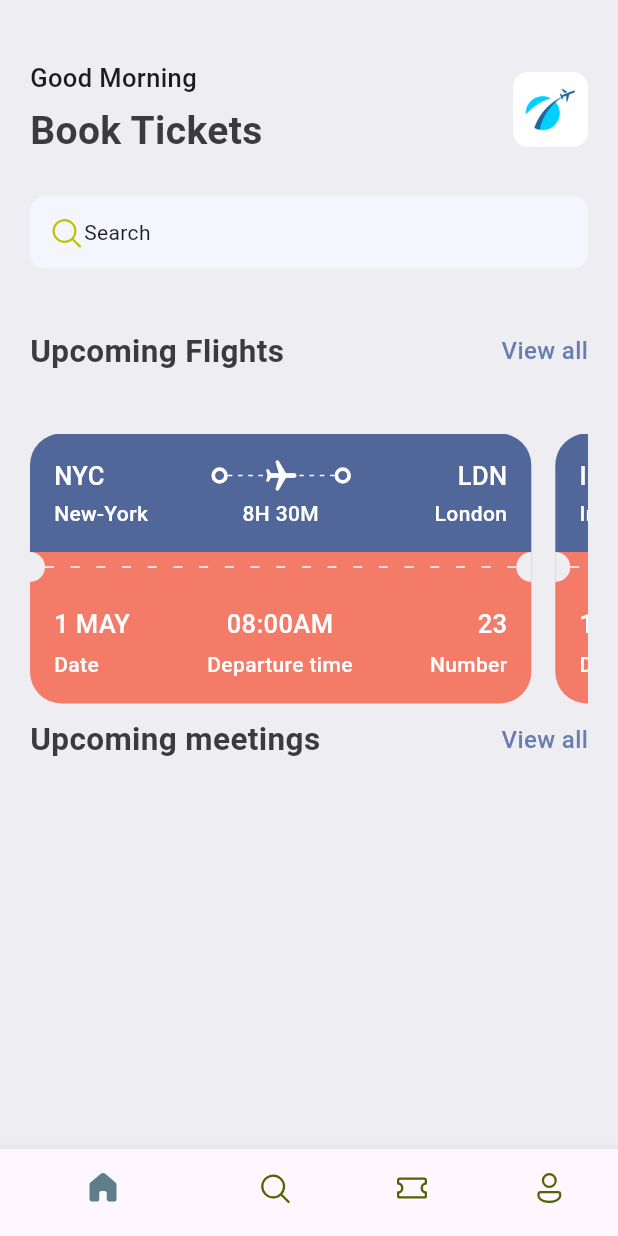
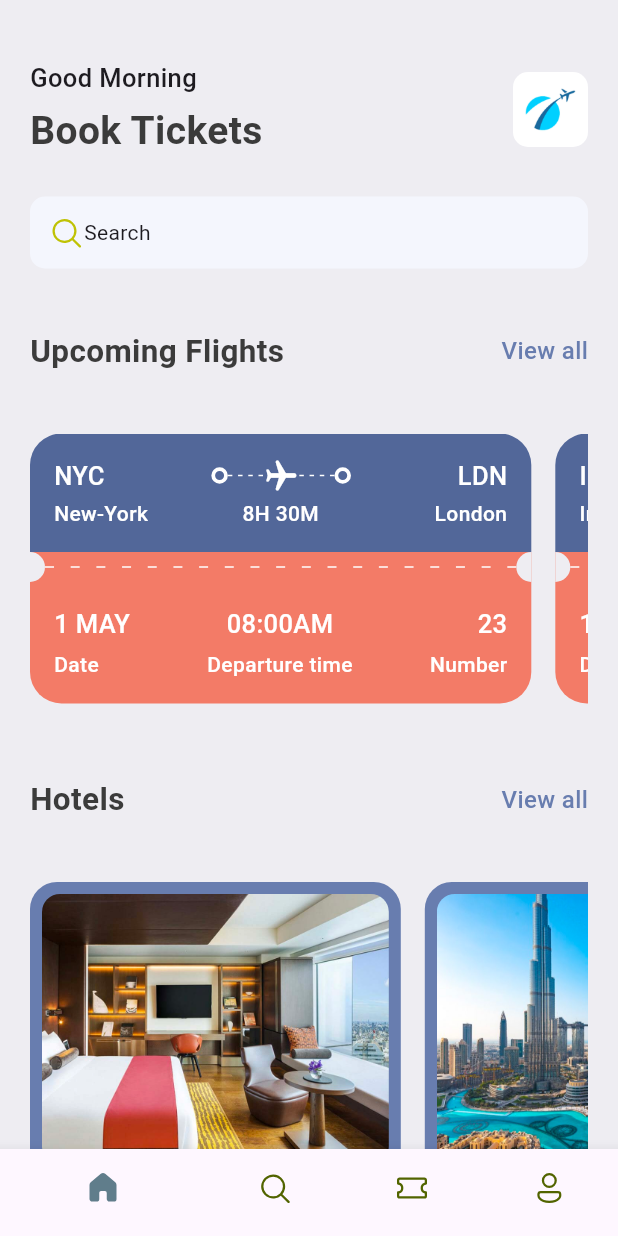
Before and after one commit to itsrinku18/ticket_app, a Flutter app: the screen it shows after launch, on a phone screen of 412 x 824 dp. Run offline on Flutter 3.47's test engine with Material 3 defaults, Android fonts, the phone set to English and light mode, and no system bars; our stand-ins replace fluentui_icons.

Commit message:
Home Screen work done

```diff
--- a/lib/base/bottom_nav_bar.dart
+++ b/lib/base/bottom_nav_bar.dart
@@ -1,6 +1,6 @@
 import 'package:fluentui_icons/fluentui_icons.dart';
 import 'package:flutter/material.dart';
-import 'package:ticket_app/screens/home_screen.dart';
+import 'package:ticket_app/screens/home/home_screen.dart';
 
 class BottomNavBar extends StatefulWidget {
   const BottomNavBar({super.key});
--- a/lib/base/res/media.dart
+++ b/lib/base/res/media.dart
@@ -1,4 +1,5 @@
 class AppMedia {
   static const _baseImage = "assets/images";
   static const logo = '$_baseImage/logo.png';
+  static const hotelRoom = '$_baseImage/hotel_room.png';
 }
--- a/lib/base/res/styles/app_styles.dart
+++ b/lib/base/res/styles/app_styles.dart
@@ -8,6 +8,8 @@ class AppStyles {
   static Color textColor = const Color(0xFF3b3b3b);
   static Color ticketBlue = const Color(0xFF526799);
   static Color ticketOrange = const Color(0xFFF37B67);
+  static Color kakiColor = const Color(0xFFd2bdb6);
+
 
   static TextStyle textStyle =
       TextStyle(fontSize: 16, color: textColor, fontWeight: FontWeight.w500);
--- a/lib/base/utils/all_json.dart
+++ b/lib/base/utils/all_json.dart
@@ -59,3 +59,27 @@ List<Map<String,dynamic>> ticketList = [
 
   },
 ];
+
+List<Map<String,dynamic>> hotelList = [
+  {
+    'image' : "hotel_room.png",
+    'place' : "Open Space",
+    'destination' : 'India',
+    'price' : '40'
+  },
+
+  {
+    'image' : "city_view.png",
+    'place' : "Global Hill",
+    'destination' : 'London',
+    'price' : '25'
+  },
+
+  {
+    'image' : "pool_view.png",
+    'place' : "Best pool ",
+    'destination' : 'Dubai',
+    'price' : '100'
+  },
+
+];
--- a/lib/base/widgets/app_double_text.dart
+++ b/lib/base/widgets/app_double_text.dart
@@ -1,7 +1,5 @@
-import 'package:flutter/cupertino.dart';
 import 'package:flutter/material.dart';
 import 'package:ticket_app/base/res/styles/app_styles.dart';
-import 'package:ticket_app/screens/all_tickets.dart';
 
 class AppDoubleText extends StatelessWidget {
   const AppDoubleText(
--- a/lib/main.dart
+++ b/lib/main.dart
@@ -1,6 +1,7 @@
 import 'package:flutter/material.dart';
 import 'package:ticket_app/base/bottom_nav_bar.dart';
-import 'package:ticket_app/screens/all_tickets.dart';
+import 'package:ticket_app/screens/home/all_hotels.dart';
+import 'package:ticket_app/screens/home/all_tickets.dart';
 
 void main() {
   runApp(const MyApp());
@@ -16,7 +17,8 @@ class MyApp extends StatelessWidget {
       // home: const BottomNavBar(),
       routes: {
         "/": (context) => const BottomNavBar(),
-        "/all_tickets": (context) => const AllTickets()
+        "/all_tickets": (context) => const AllTickets(),
+        "/all_hotels": (context) => const AllHotels()
       },
     );
   }
--- a/lib/screens/all_tickets.dart
+++ b/lib/screens/home/all_hotels.dart
@@ -1,31 +1,31 @@
 import 'package:flutter/material.dart';
 import 'package:ticket_app/base/utils/all_json.dart';
 import 'package:ticket_app/base/widgets/ticket_view.dart';
+import 'package:ticket_app/screens/home/widgets/hotel.dart';
 
-import '../base/res/styles/app_styles.dart';
+import '../../base/res/styles/app_styles.dart';
 
-class AllTickets extends StatelessWidget {
-  const AllTickets({super.key});
+class AllHotels extends StatelessWidget {
+  const AllHotels({super.key});
 
   @override
   Widget build(BuildContext context) {
     return Scaffold(
       backgroundColor: AppStyles.bgColor,
       appBar: AppBar(
-        title: const Text('All tickets'),
+        title: const Text('All hotels'),
         centerTitle: true,
       ),
       body: ListView(
         children: [
           SingleChildScrollView(
             child: Column(
-              children: ticketList
-                  .map((singleTicket) => Container(
-                      margin: const EdgeInsets.only(bottom: 20),
-                      child: TicketView(
-                        ticket: singleTicket,
-                        wholeScreen: true,
-                      )))
+              children: hotelList
+                  .map((singleHotel) => Container(
+                  margin: const EdgeInsets.only(bottom: 20),
+                  child: Hotel(
+                    hotel: singleHotel,
+                  )))
                   .toList(),
             ),
           )
--- /dev/null
+++ b/lib/screens/home/all_tickets.dart
@@ -0,0 +1,36 @@
+import 'package:flutter/material.dart';
+import 'package:ticket_app/base/utils/all_json.dart';
+import 'package:ticket_app/base/widgets/ticket_view.dart';
+
+import '../../base/res/styles/app_styles.dart';
+
+class AllTickets extends StatelessWidget {
+  const AllTickets({super.key});
+
+  @override
+  Widget build(BuildContext context) {
+    return Scaffold(
+      backgroundColor: AppStyles.bgColor,
+      appBar: AppBar(
+        title: const Text('All tickets'),
+        centerTitle: true,
+      ),
+      body: ListView(
+        children: [
+          SingleChildScrollView(
+            child: Column(
+              children: ticketList
+                  .map((singleTicket) => Container(
+                      margin: const EdgeInsets.only(bottom: 20),
+                      child: TicketView(
+                        ticket: singleTicket,
+                        wholeScreen: true,
+                      )))
+                  .toList(),
+            ),
+          )
+        ],
+      ),
+    );
+  }
+}
--- a/lib/screens/home_screen.dart
+++ b/lib/screens/home/home_screen.dart
@@ -2,11 +2,12 @@ import 'package:fluentui_icons/fluentui_icons.dart';
 import 'package:flutter/material.dart';
 import 'package:ticket_app/base/utils/app_routes.dart';
 import 'package:ticket_app/base/widgets/app_double_text.dart';
+import 'package:ticket_app/screens/home/widgets/hotel.dart';
 
-import '../base/res/media.dart';
-import '../base/res/styles/app_styles.dart';
-import '../base/utils/all_json.dart';
-import '../base/widgets/ticket_view.dart';
+import '../../base/res/media.dart';
+import '../../base/res/styles/app_styles.dart';
+import '../../base/utils/all_json.dart';
+import '../../base/widgets/ticket_view.dart';
 
 class HomeScreen extends StatelessWidget {
   const HomeScreen({super.key});
@@ -23,6 +24,7 @@ class HomeScreen extends StatelessWidget {
           Container(
             padding: const EdgeInsets.symmetric(horizontal: 20),
             child: Column(
+              crossAxisAlignment: CrossAxisAlignment.start,
               children: [
                 Row(
                   mainAxisAlignment: MainAxisAlignment.spaceBetween,
@@ -73,7 +75,8 @@ class HomeScreen extends StatelessWidget {
                 AppDoubleText(
                   bigText: 'Upcoming Flights',
                   smallText: 'View all',
-                  func: () => Navigator.pushNamed(context, AppRoutes.allTickets),
+                  func: () =>
+                      Navigator.pushNamed(context, AppRoutes.allTickets),
                 ),
                 const SizedBox(
                   height: 40,
@@ -89,13 +92,25 @@ class HomeScreen extends StatelessWidget {
                         .toList(),
                   ),
                 ),
+                const SizedBox(
+                  height: 40,
+                ),
                 AppDoubleText(
-                  bigText: 'Upcoming meetings',
+                  bigText: 'Hotels',
                   smallText: 'View all',
-                  func: () => Navigator.pushNamed(context, AppRoutes.allTickets),
+                  func: () => Navigator.pushNamed(context, AppRoutes.allHotels),
                 ),
-                const SizedBox(height: 40,),
-
+                const SizedBox(
+                  height: 40,
+                ),
+                SingleChildScrollView(
+                    scrollDirection: Axis.horizontal,
+                    child: Row(
+                      children: hotelList
+                          .take(2)
+                          .map((singleHotel) => Hotel(hotel: singleHotel))
+                          .toList(),
+                    )),
               ],
             ),
           ),
--- /dev/null
+++ b/lib/screens/home/widgets/hotel.dart
@@ -0,0 +1,72 @@
+import 'package:flutter/material.dart';
+import 'package:ticket_app/base/res/styles/app_styles.dart';
+
+class Hotel extends StatelessWidget {
+  final Map<String, dynamic> hotel;
+
+  const Hotel({super.key, required this.hotel});
+
+  @override
+  Widget build(BuildContext context) {
+    final size = MediaQuery.of(context).size;
+    return Container(
+      // to create a empty space used padding
+      padding: const EdgeInsets.all(8.0),
+      height: 350,
+      width: size.width * 0.6,
+      margin: const EdgeInsets.only(right: 16),
+      decoration: BoxDecoration(
+        color: AppStyles.primaryColor,
+        borderRadius: BorderRadius.circular(18),
+      ),
+      child: Column(
+        crossAxisAlignment: CrossAxisAlignment.start,
+        children: [
+          Container(
+            height: 180,
+            decoration: BoxDecoration(
+              color: AppStyles.primaryColor,
+              borderRadius: BorderRadius.circular(12.0),
+              image: DecorationImage(
+                fit: BoxFit.cover,
+                image: AssetImage("assets/images/${hotel['image']}"),
+              ),
+            ),
+          ),
+          const SizedBox(
+            height: 10,
+          ),
+          Padding(
+            padding: const EdgeInsets.only(left: 8.0),
+            child: Text(
+              hotel['place'],
+              style:
+                  AppStyles.headlineStyle1.copyWith(color: AppStyles.kakiColor),
+            ),
+          ),
+          const SizedBox(
+            height: 10,
+          ),
+          Padding(
+            padding: const EdgeInsets.only(left: 8.0),
+            child: Text(
+              hotel['destination'],
+              style: AppStyles.headlineStyle3.copyWith(color: Colors.white),
+            ),
+          ),
+          const SizedBox(
+            height: 10,
+          ),
+          Padding(
+            padding: const EdgeInsets.only(left: 8.0),
+            child: Text(
+              "\$${hotel['price']}/night",
+              style:
+                  AppStyles.headlineStyle1.copyWith(color: AppStyles.kakiColor),
+            ),
+          ),
+        ],
+      ),
+    );
+  }
+}
```
Also changed, not shown: lib/screens/widgets/hotel.dart (deleted).
